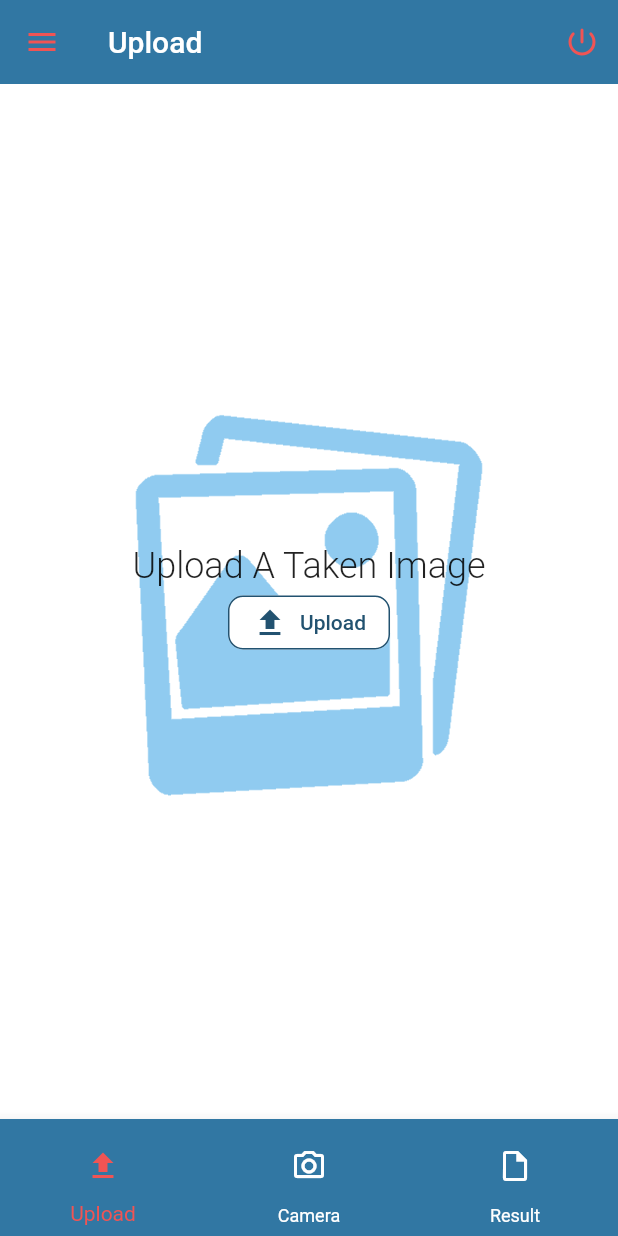
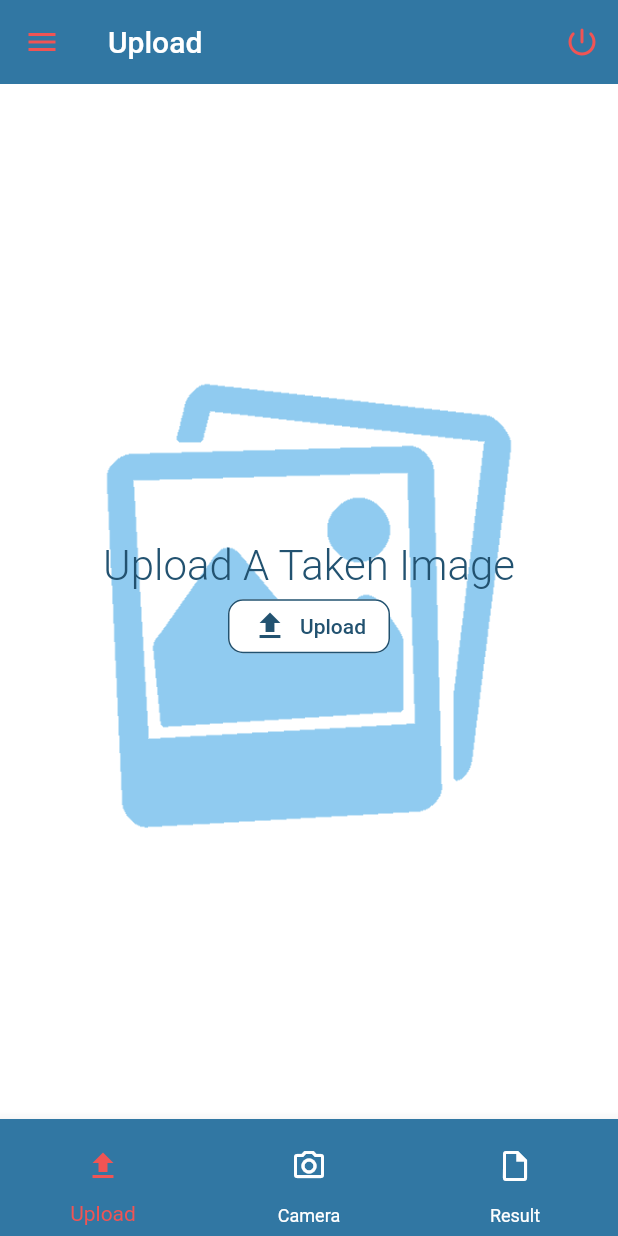
Before and after one commit to Ahmed-gamal-elmahdy/ScrEye, a Flutter app: the screen it shows once a user with an empty profile is signed in, on a phone screen of 412 x 824 dp. Run offline on Flutter 3.47's test engine with Material 2 defaults, Android fonts, the phone set to English and light mode, and no system bars; our stand-ins replace bloc, camera, dio, email_validator, firebase_auth, firebase_core and 9 more; missing offline and left inert: crop_your_image, firebase_ui_auth, flag; accounts and stored records are empty.

Commit message:
more styling

```diff
--- a/lib/cubit/app_state.dart
+++ b/lib/cubit/app_state.dart
@@ -28,3 +28,5 @@ class DoneUploading extends AppState {}
 class ChangedTabIndex extends AppState {}
 
 class ChangedLanguage extends AppState {}
+
+class PressedRecord extends AppState {}
--- a/lib/screens/HomeTab/ResultBody/ResultScreen.dart
+++ b/lib/screens/HomeTab/ResultBody/ResultScreen.dart
@@ -80,7 +80,7 @@ class ResultScreen extends StatelessWidget {
               child: Text(
                 S.of(context).take_test_first,
                 style: TextStyle(
-                  fontSize: 20,
+                  fontSize: 28,
                   fontFamily: 'roboto',
                   fontWeight: FontWeight.w100,
                 ),
--- a/lib/screens/HomeTab/UploadBody/UploadScreen.dart
+++ b/lib/screens/HomeTab/UploadBody/UploadScreen.dart
@@ -30,7 +30,7 @@ class UploadScreen extends StatelessWidget {
                   Text(
                     S.of(context).taken_photo_upload,
                     style: TextStyle(
-                      fontSize: 24,
+                      fontSize: 28,
                       fontFamily: 'roboto',
                       fontWeight: FontWeight.w300,
                     ),
--- a/lib/screens/SettingsTab/MySettingsScreen.dart
+++ b/lib/screens/SettingsTab/MySettingsScreen.dart
@@ -14,6 +14,7 @@ class SettingsScreen extends StatelessWidget {
     final appLocalizations = S.of(context);
 
     return Scaffold(
+      // drawer: myDrawer(context, cubit),
       appBar: AppBar(
         title: Text(appLocalizations.navbar_settings),
       ),
--- a/lib/themes/MyTheme.dart
+++ b/lib/themes/MyTheme.dart
@@ -1,8 +1,8 @@
 import 'package:flutter/material.dart';
 
 enum ThemeMode {
+  whiteTheme,
   originalTheme,
-  whiteTheme,
 }
 
 class MyTheme {
@@ -52,6 +52,9 @@ class MyTheme {
         ),
         elevation: 0,
       ),
+      textTheme: TextTheme(
+        bodyText2: TextStyle(color: Color(0xFF225270)),
+      ),
       bottomNavigationBarTheme: BottomNavigationBarThemeData(
         backgroundColor: Color(0xFF3177A3),
         unselectedItemColor: Colors.white,
@@ -74,13 +77,13 @@ class MyTheme {
           )),
         ),
       ),
-      // drawerTheme: DrawerThemeData(
-      //   width: ScreenUtil().screenWidth * 0.6,
-      //   scrimColor: Colors.blue.withOpacity(0.25),
-      // ),
+      drawerTheme: DrawerThemeData(
+        scrimColor: Colors.blue.withOpacity(0.25),
+      ),
       listTileTheme: ListTileThemeData(
         iconColor: Color(0xFF3177A3),
         textColor: Color(0xFF3177A3),
+        tileColor: Color(0xFFC7E4FA),
       ),
     );
   }
--- a/lib/widgets/MyDrawer.dart
+++ b/lib/widgets/MyDrawer.dart
@@ -13,30 +13,66 @@ Drawer myDrawer(context, cubit) {
               width: MediaQuery.of(context).size.width * 0.16,
               child: Image.asset('assets/logo_3.png')),
         ),
-        ListTile(
+        Container(
+          decoration: BoxDecoration(
+            borderRadius: BorderRadius.circular(50.0),
+            border: Border.all(
+              color: Colors.white,
+              width: 15.0,
+            ),
+          ),
+          child: ListTile(
               leading: Icon(Icons.home),
               title: Text(S.of(context).navbar_home),
               onTap: () {
                 cubit.ChangeTabIndex(0);
               }),
-        ListTile(
+        ),
+        Container(
+          decoration: BoxDecoration(
+            borderRadius: BorderRadius.circular(50.0),
+            border: Border.all(
+              color: Colors.white,
+              width: 15.0,
+            ),
+          ),
+          child: ListTile(
               leading: Icon(Icons.person_sharp),
               title: Text(S.of(context).navbar_profile),
               onTap: () {
                 cubit.ChangeTabIndex(1);
               }),
-        ListTile(
+        ),
+        Container(
+          decoration: BoxDecoration(
+            borderRadius: BorderRadius.circular(50.0),
+            border: Border.all(
+              color: Colors.white,
+              width: 15.0,
+            ),
+          ),
+          child: ListTile(
               leading: Icon(Icons.photo_library_outlined),
               title: Text(S.of(context).navbar_history),
               onTap: () {
                 cubit.ChangeTabIndex(2);
               }),
-        ListTile(
+        ),
+        Container(
+          decoration: BoxDecoration(
+            borderRadius: BorderRadius.circular(50.0),
+            border: Border.all(
+              color: Colors.white,
+              width: 15.0,
+            ),
+          ),
+          child: ListTile(
               leading: Icon(Icons.settings),
               title: Text(S.of(context).navbar_settings),
               onTap: () {
                 cubit.ChangeTabIndex(3);
               }),
+        ),
       ],
     ),
   );
```
Also changed, not shown: lib/cubit/app_cubit.dart (+14 -0 lines), lib/l10n/intl_ar.arb (+29 -29 lines), lib/l10n/intl_en.arb (+12 -12 lines), lib/screens/HistoryTab/HistoryTab.dart (+10 -6 lines), pubspec.lock. Lines whose indentation alone changed are shown as unchanged.
